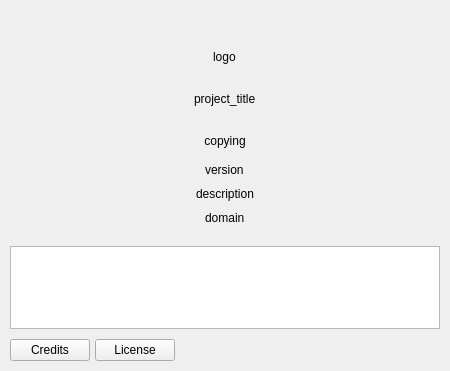
Old version of the form src/xamp/aboutdialog.ui in the repository billlin0904/xamp2.
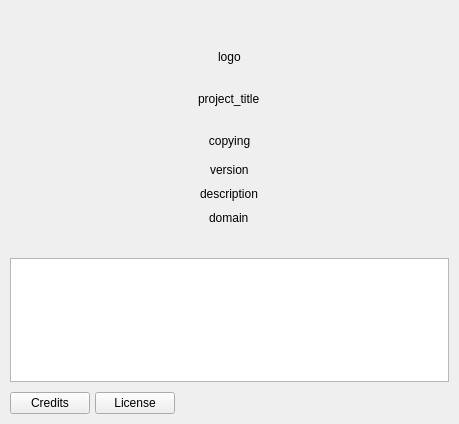
New version of the form.

```diff
--- a/src/xamp/aboutdialog.ui
+++ b/src/xamp/aboutdialog.ui
@@ -6,8 +6,8 @@
    <rect>
     <x>0</x>
     <y>0</y>
-    <width>450</width>
-    <height>371</height>
+    <width>459</width>
+    <height>424</height>
    </rect>
   </property>
   <property name="windowTitle">
```
